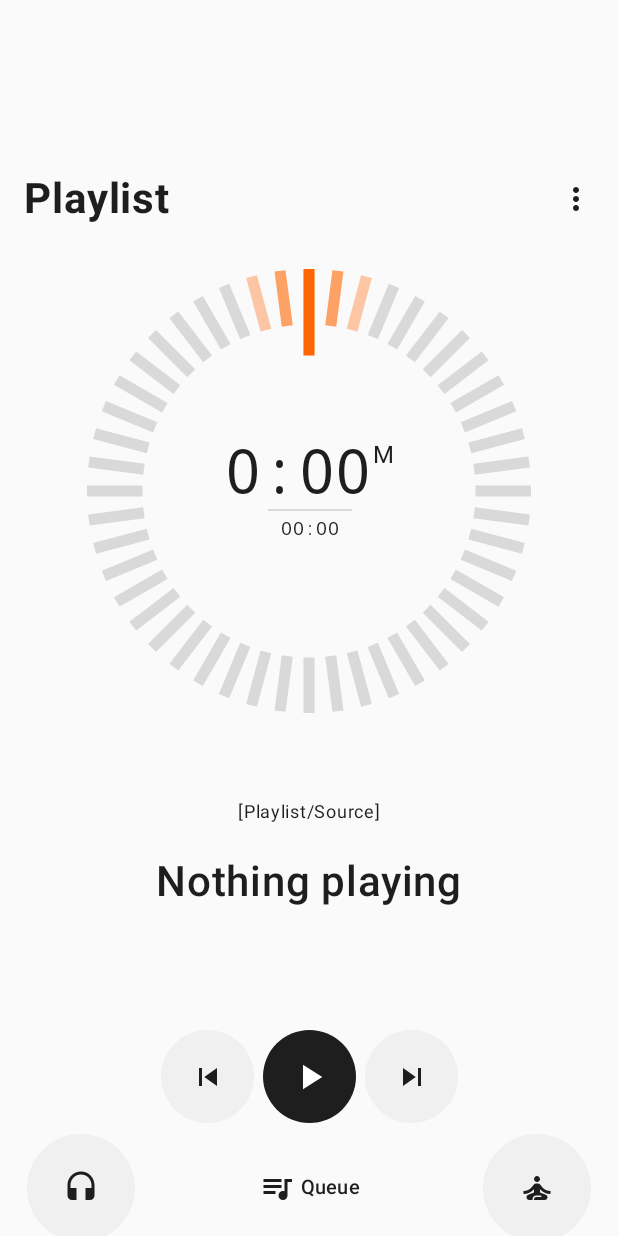
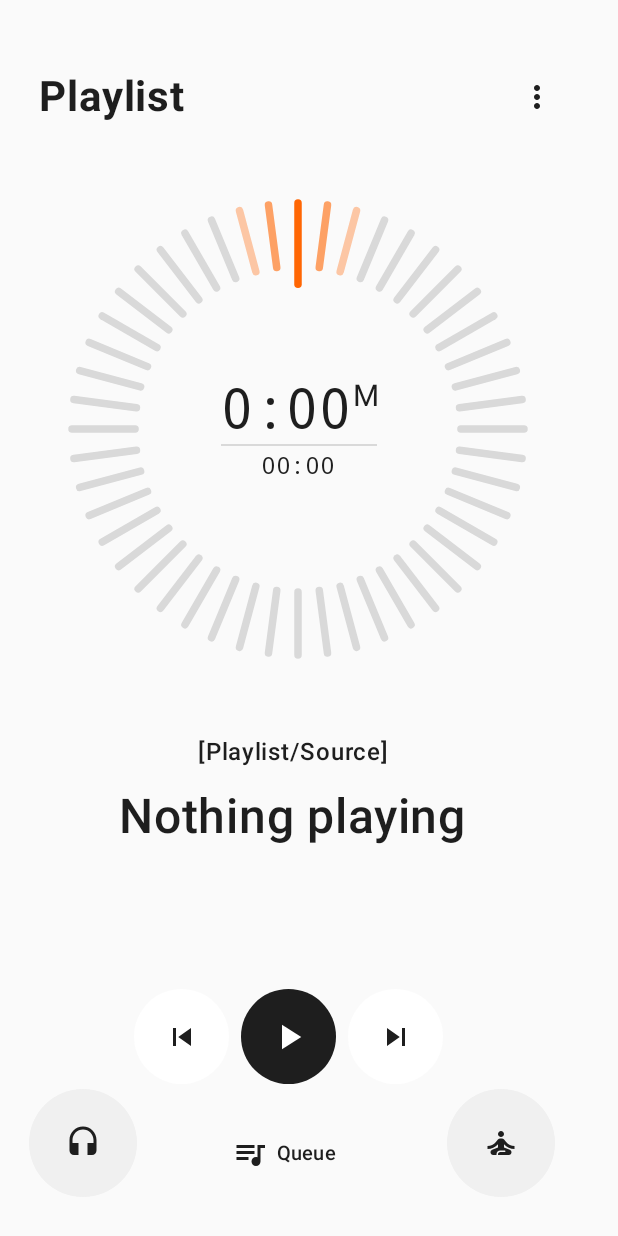
Before and after one commit to abhig1599/music-app, an Android app built with Jetpack Compose: the PlayerScreen screen opened through its navigation route, on a phone screen of 412 x 824 dp. Run offline under Robolectric (Android 15) with nearby library versions, the phone set to English and light mode, and no system bars; 4 statements that could not run were skipped.

Commit message:
Apply exact Figma reads: player absolute layout (301 dial, 5x42 round rays, 63dp controls gap 8, 72dp bottom circles), chips white+stroke, row borders, waveform only on active row

```diff
--- a/app/src/main/java/com/abhi/musicapp/ui/components/Common.kt
+++ b/app/src/main/java/com/abhi/musicapp/ui/components/Common.kt
@@ -2,6 +2,7 @@ package com.abhi.musicapp.ui.components
 
 import androidx.compose.foundation.Canvas
 import androidx.compose.foundation.background
+import androidx.compose.foundation.border
 import androidx.compose.foundation.clickable
 import androidx.compose.foundation.layout.Arrangement
 import androidx.compose.foundation.layout.Box
@@ -75,17 +76,18 @@ fun IconTile(icon: ImageVector, contentDescription: String, onClick: () -> Unit,
 /** Filter chip row: "All 20", "Folders 02", ... active chip is Orangs. */
 @Composable
 fun FilterChip(label: String, count: String?, active: Boolean, onClick: () -> Unit) {
-    val bg = if (active) Orangs else Color(0xFFDEDEDC)
+    val bg = if (active) Orangs else PureWhite
     val fg = if (active) PureWhite else InkBlack
     Row(
         modifier = Modifier
             .clip(RoundedCornerShape(10.dp))
             .background(bg)
+            .then(if (active) Modifier else Modifier.border(1.dp, Color(0xFFD3D3D1), RoundedCornerShape(10.dp)))
             .clickable(onClick = onClick)
-            .padding(horizontal = 12.dp, vertical = 8.dp),
+            .padding(horizontal = 10.dp, vertical = 8.dp),
         verticalAlignment = Alignment.CenterVertically,
     ) {
-        Text(label, color = fg, fontSize = 15.sp, fontFamily = androidx.compose.ui.text.font.FontFamily.Monospace)
+        Text(label, color = fg, fontSize = 15.sp, maxLines = 1, softWrap = false, fontFamily = androidx.compose.ui.text.font.FontFamily.Monospace)
         if (count != null) {
             Spacer(Modifier.width(2.dp))
             Text(count, color = if (active) PureWhite else GrayText, fontSize = 10.sp,
@@ -108,6 +110,7 @@ fun SongRow(
             .padding(horizontal = 20.dp, vertical = 3.dp)
             .clip(RoundedCornerShape(12.dp))
             .background(SurfaceSoft)
+            .border(1.dp, Color(0xFFD3D3D1), RoundedCornerShape(12.dp))
             .clickable(onClick = onClick)
             .padding(horizontal = 11.dp, vertical = 11.dp),
         verticalAlignment = Alignment.CenterVertically,
@@ -153,7 +156,7 @@ fun TickDial(
             val cx = size.width / 2f
             val cy = size.height / 2f
             val outer = size.minDimension / 2f
-            val inner = if (pointer) outer * 0.75f else outer * 0.72f
+            val inner = if (pointer) outer * (108.5f / 150.5f) else outer * 0.72f
             val lit = (ticks * progress.coerceIn(0f, 1f)).toInt()
             for (i in 0 until ticks) {
                 val angle = Math.toRadians((i * 360.0 / ticks) - 90.0)
@@ -177,10 +180,10 @@ fun TickDial(
                     (cy + outer * sin(angle)).toFloat(),
                 )
                 val s2 = if (pointer && d == 0) Offset(
-                    (cx + (inner - outer * 0.14f) * cos(angle)).toFloat(),
-                    (cy + (inner - outer * 0.14f) * sin(angle)).toFloat(),
+                    (cx + (inner - outer * 0.08f) * cos(angle)).toFloat(),
+                    (cy + (inner - outer * 0.08f) * sin(angle)).toFloat(),
                 ) else start
-                drawLine(color = color, start = s2, end = end, strokeWidth = if (pointer) outer * 0.05f else outer * 0.06f)
+                drawLine(color = color, start = s2, end = end, strokeWidth = if (pointer) outer * (5f / 150.5f) else outer * 0.06f, cap = androidx.compose.ui.graphics.StrokeCap.Round)
             }
         }
         Box(modifier = Modifier.fillMaxSize(if (pointer) 0.7f else 0.62f), contentAlignment = Alignment.Center) { center() }
--- a/app/src/main/java/com/abhi/musicapp/ui/screens/HomeScreen.kt
+++ b/app/src/main/java/com/abhi/musicapp/ui/screens/HomeScreen.kt
@@ -3,6 +3,7 @@ package com.abhi.musicapp.ui.screens
 import androidx.compose.foundation.background
 import androidx.compose.foundation.clickable
 import androidx.compose.foundation.layout.Arrangement
+import androidx.compose.foundation.layout.PaddingValues
 import androidx.compose.foundation.layout.Box
 import androidx.compose.foundation.layout.Column
 import androidx.compose.foundation.layout.Row
@@ -186,8 +187,8 @@ fun HomeScreen(
         // Filter chips
         val chips = listOf("All" to "20", "Folders" to "02", "Playlist" to "06", "Artists" to null)
         LazyRow(
-            modifier = Modifier.padding(horizontal = 27.dp, vertical = 0.dp),
-            horizontalArrangement = Arrangement.spacedBy(12.dp),
+            contentPadding = PaddingValues(horizontal = 20.dp),
+            horizontalArrangement = Arrangement.spacedBy(8.dp),
         ) {
             items(chips.size) { i ->
                 FilterChip(chips[i].first, chips[i].second, active = chip == i) { chip = i }
@@ -232,7 +233,7 @@ fun HomeScreen(
                         title = title,
                         subtitle = sub,
                         trailing = {
-                            if (chip == 0) {
+                            if (chip == 0 && i == 0) {
                                 Icon(Icons.Filled.GraphicEq, contentDescription = "Playing", tint = Orangs)
                             } else {
                                 Icon(Icons.Filled.ChevronRight, contentDescription = null, tint = GrayText)
--- a/app/src/main/java/com/abhi/musicapp/ui/screens/PlayerScreen.kt
+++ b/app/src/main/java/com/abhi/musicapp/ui/screens/PlayerScreen.kt
@@ -10,6 +10,8 @@ import androidx.compose.foundation.layout.Spacer
 import androidx.compose.foundation.layout.fillMaxSize
 import androidx.compose.foundation.layout.fillMaxWidth
 import androidx.compose.foundation.layout.height
+import androidx.compose.foundation.layout.offset
+import androidx.compose.foundation.layout.width
 import androidx.compose.foundation.layout.padding
 import androidx.compose.foundation.layout.size
 import androidx.compose.foundation.rememberScrollState
@@ -72,60 +74,54 @@ fun PlayerScreen(onBack: () -> Unit, fixture: PlayerUiState? = null) {
         state.positionMs.toFloat() / state.durationMs.toFloat() else 0f
     val circle = com.abhi.musicapp.ui.theme.SurfaceSoft
 
-    Column(
-        modifier = Modifier.fillMaxSize().verticalScroll(rememberScrollState()),
-        horizontalAlignment = Alignment.CenterHorizontally,
-    ) {
-        Spacer(Modifier.height(115.dp))
+    val mono = FontFamily.Monospace // Figma: Geist Mono (not bundled until licence check)
+    // Absolute layout from exact Design-panel reads (390x844 frame, see DECISIONS.md 02:40).
+    Box(Modifier.fillMaxSize()) {
         Row(
-            modifier = Modifier.fillMaxWidth().height(34.dp).padding(horizontal = 16.dp),
+            modifier = Modifier.offset(26.dp, 46.dp).size(344.dp, 37.dp),
             verticalAlignment = Alignment.CenterVertically,
         ) {
             Text("Playlist", fontSize = 28.sp, fontWeight = FontWeight.Bold, color = InkBlack,
                 modifier = Modifier.weight(1f).clickable(onClick = onBack))
             Icon(Icons.Filled.MoreVert, contentDescription = "Menu", tint = InkBlack)
         }
-        Spacer(Modifier.height(30.dp))
-
-        TickDial(progress = progress, modifier = Modifier.size(296.dp), ticks = 48, pointer = true) {
-            Column(horizontalAlignment = Alignment.CenterHorizontally) {
-                Row(verticalAlignment = Alignment.Top) {
-                    Text(
-                        formatMs(state.positionMs),
-                        fontSize = 40.sp, fontFamily = FontFamily.Monospace, color = InkBlack,
-                    )
-                    Text("M", fontSize = 16.sp, color = InkBlack)
-                }
-                Box(Modifier.size(width = 56.dp, height = 1.dp).background(GrayLight))
-                Text(
-                    formatTotal(state.durationMs),
-                    fontSize = 12.sp, fontFamily = FontFamily.Monospace, color = InkBlack,
-                )
+        TickDial(progress = progress, modifier = Modifier.offset(48.dp, 135.dp).size(301.dp), ticks = 48, pointer = true) {}
+        Column(
+            modifier = Modifier.offset(147.dp, 252.dp).size(104.dp, 68.dp),
+            horizontalAlignment = Alignment.CenterHorizontally,
+            verticalArrangement = Arrangement.spacedBy(1.dp),
+        ) {
+            Row(verticalAlignment = Alignment.Top) {
+                Text(formatMs(state.positionMs), fontSize = 35.68.sp, fontFamily = mono, color = InkBlack)
+                Text("M", fontSize = 20.sp, color = InkBlack)
             }
+            Box(Modifier.size(width = 104.dp, height = 1.dp).background(GrayLight))
+            Text(formatTotal(state.durationMs), fontSize = 15.51.sp, fontFamily = mono, color = InkBlack)
         }
-
-        Spacer(Modifier.height(54.dp))
-        Text("[Playlist/Source]", fontSize = 12.sp, color = InkBlack)
-        Spacer(Modifier.height(18.dp))
-        Text(
-            if (state.hasTrack) state.title else "Nothing playing",
-            fontSize = 28.sp, fontWeight = FontWeight.Medium, color = InkBlack,
-        )
-        Spacer(Modifier.height(82.dp))
-
+        Column(
+            modifier = Modifier.offset(23.5.dp, 489.dp).width(344.dp),
+            horizontalAlignment = Alignment.CenterHorizontally,
+            verticalArrangement = Arrangement.spacedBy(12.dp),
+        ) {
+            Text("[Playlist/Source]", fontSize = 16.sp, fontWeight = FontWeight.Medium, color = InkBlack)
+            Text(
+                if (state.hasTrack) state.title else "Nothing playing",
+                fontSize = 32.sp, fontWeight = FontWeight.Medium, color = InkBlack,
+                maxLines = 1,
+            )
+        }
         Row(
-            modifier = Modifier.fillMaxWidth().padding(horizontal = 20.dp),
-            horizontalArrangement = Arrangement.Center,
+            modifier = Modifier.offset(89.dp, 659.dp),
+            horizontalArrangement = Arrangement.spacedBy(8.dp),
             verticalAlignment = Alignment.CenterVertically,
         ) {
             Box(
-                modifier = Modifier.size(62.dp).clip(CircleShape).background(circle)
+                modifier = Modifier.size(63.dp).clip(CircleShape).background(PureWhite)
                     .clickable { PlayerManager.previous() },
                 contentAlignment = Alignment.Center,
             ) { Icon(Icons.Filled.SkipPrevious, contentDescription = "Previous", tint = InkBlack) }
-            Spacer(Modifier.size(width = 6.dp, height = 1.dp))
             Box(
-                modifier = Modifier.size(62.dp).clip(CircleShape)
+                modifier = Modifier.size(63.dp).clip(CircleShape)
                     .background(if (state.isPlaying) Orangs else InkBlack)
                     .clickable { PlayerManager.togglePlayPause() },
                 contentAlignment = Alignment.Center,
@@ -136,32 +132,25 @@ fun PlayerScreen(onBack: () -> Unit, fixture: PlayerUiState? = null) {
                     tint = PureWhite, modifier = Modifier.size(28.dp),
                 )
             }
-            Spacer(Modifier.size(width = 6.dp, height = 1.dp))
             Box(
-                modifier = Modifier.size(62.dp).clip(CircleShape).background(circle)
+                modifier = Modifier.size(63.dp).clip(CircleShape).background(PureWhite)
                     .clickable { PlayerManager.next() },
                 contentAlignment = Alignment.Center,
             ) { Icon(Icons.Filled.SkipNext, contentDescription = "Next", tint = InkBlack) }
         }
-
-        Spacer(Modifier.height(7.dp))
+        Box(Modifier.offset(19.dp, 726.dp).size(72.dp).clip(CircleShape).background(circle), contentAlignment = Alignment.Center) {
+            Icon(Icons.Filled.Headset, contentDescription = "Audio output", tint = InkBlack)
+        }
         Row(
-            modifier = Modifier.fillMaxWidth().padding(horizontal = 18.dp),
-            horizontalArrangement = Arrangement.SpaceBetween,
+            modifier = Modifier.offset(154.5.dp, 757.dp).size(79.dp, 24.dp),
+            horizontalArrangement = Arrangement.spacedBy(6.dp),
             verticalAlignment = Alignment.CenterVertically,
         ) {
-            Box(Modifier.size(72.dp).clip(CircleShape).background(circle), contentAlignment = Alignment.Center) {
-                Icon(Icons.Filled.Headset, contentDescription = "Audio output", tint = InkBlack)
-            }
-            Row(verticalAlignment = Alignment.CenterVertically) {
-                Icon(Icons.AutoMirrored.Filled.QueueMusic, contentDescription = null, tint = InkBlack)
-                Text("Queue", fontSize = 13.sp, fontWeight = FontWeight.Medium, color = InkBlack,
-                    modifier = Modifier.padding(start = 4.dp))
-            }
-            Box(Modifier.size(72.dp).clip(CircleShape).background(circle), contentAlignment = Alignment.Center) {
-                Icon(Icons.Filled.SelfImprovement, contentDescription = "Focus mode (icon pending his decision)", tint = InkBlack)
-            }
+            Icon(Icons.AutoMirrored.Filled.QueueMusic, contentDescription = null, tint = InkBlack)
+            Text("Queue", fontSize = 13.sp, fontWeight = FontWeight.Medium, color = InkBlack)
         }
-        Spacer(Modifier.height(24.dp))
+        Box(Modifier.offset(298.dp, 726.dp).size(72.dp).clip(CircleShape).background(circle), contentAlignment = Alignment.Center) {
+            Icon(Icons.Filled.SelfImprovement, contentDescription = "Focus mode (icon pending his decision)", tint = InkBlack)
+        }
     }
 }
```
Also changed, not shown: 1 other file.
